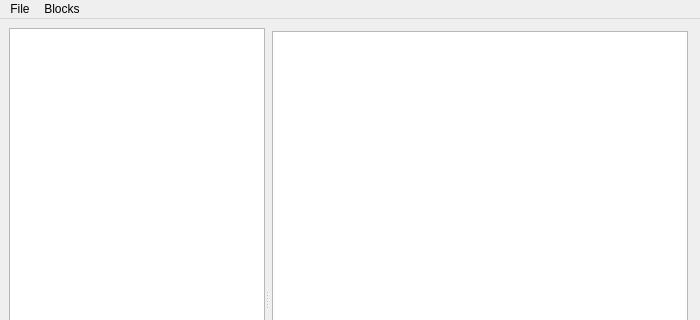
Old version of the form mainwindow.ui in the repository IoeCmcomc/MCDatapacker; both pictures show x 0 to 700 and y 0 to 320 of the 700 by 600 pixel window.
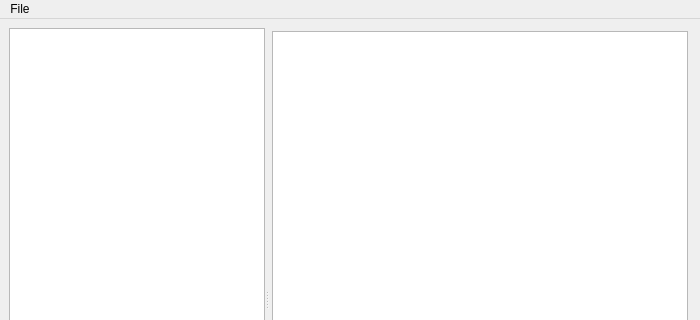
New version of the form. Custom widgets are drawn as their Qt base class.

What changed in the file:
```diff
--- a/mainwindow.ui
+++ b/mainwindow.ui
@@ -141,13 +141,7 @@
     <addaction name="separator"/>
     <addaction name="actionExit"/>
    </widget>
-   <widget class="QMenu" name="menuBlocks">
-    <property name="title">
-     <string>Blocks</string>
-    </property>
-   </widget>
    <addaction name="menuFile"/>
-   <addaction name="menuBlocks"/>
   </widget>
   <widget class="QStatusBar" name="statusbar"/>
   <action name="actionOpen">
```
